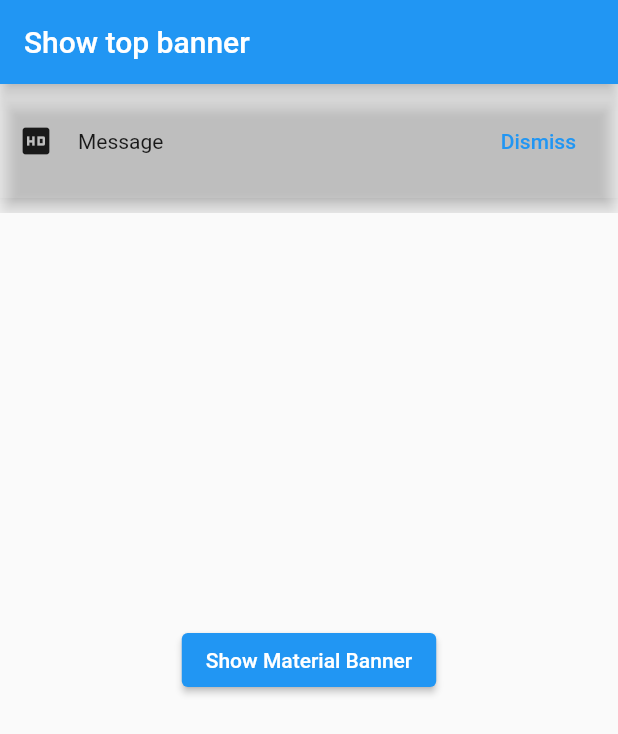
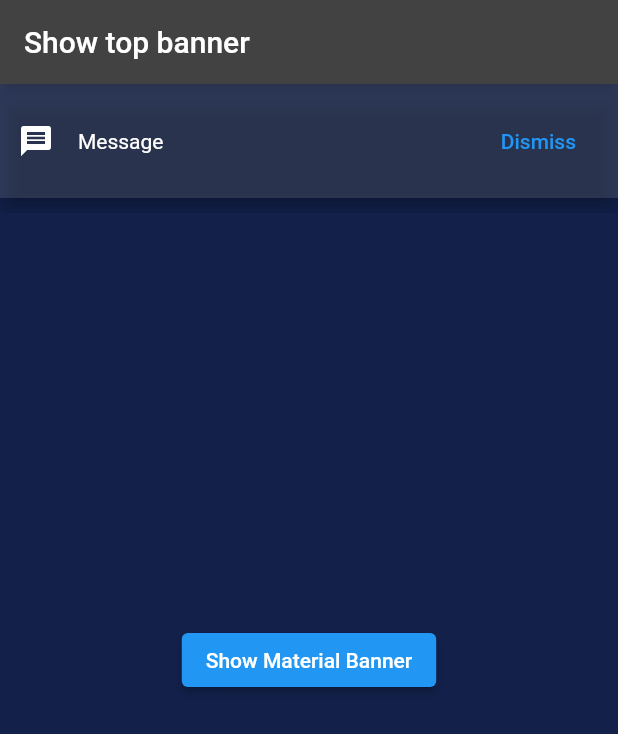
Before and after one commit to flutter-mobile-playground/material_banner, a Flutter app: the screen it shows after launch, after a tap on "Show Material Banner", on a phone screen of 412 x 824 dp. Shown: the top 734 px of the screen. Run offline on Flutter 3.47's test engine with Material 2 defaults, Android fonts, the phone set to English and light mode, and no system bars.

Commit message:
Layout refactoring

```diff
--- a/lib/main.dart
+++ b/lib/main.dart
@@ -10,9 +10,10 @@ class MyApp extends StatelessWidget {
   @override
   Widget build(BuildContext context) {
     return MaterialApp(
+      debugShowCheckedModeBanner: false,
       title: 'Material Banner',
-      theme: ThemeData(
-        primarySwatch: Colors.blue,
+      theme: ThemeData.dark().copyWith(
+        scaffoldBackgroundColor: const Color.fromARGB(255, 18, 32, 74),
       ),
       home: const MyHomePage(title: 'Show top banner'),
     );
@@ -42,7 +43,7 @@ class _MyHomePageState extends State<MyHomePage> {
               MaterialBanner(
                 padding: const EdgeInsets.all(12),
                 content: const Text('Message'),
-                leading: const Icon(Icons.hd),
+                leading: const Icon(Icons.message),
                 elevation: 5,
                 backgroundColor: Colors.white12,
                 actions: [
```
